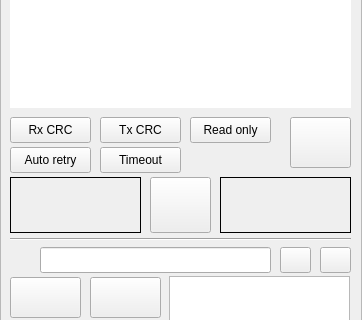
Qt form MainWindow.ui (louthrax/MSXJIO) before a commit; both pictures show x 0 to 362 and y 293 to 613 of the 362 by 698 pixel window.
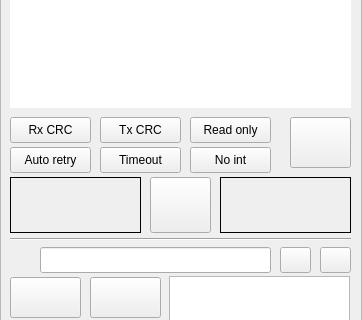
The same form after that commit. Icons and pictures are not drawn.

Diff of the .ui file:
```diff
--- a/MainWindow.ui
+++ b/MainWindow.ui
@@ -451,6 +451,22 @@
         <bool>true</bool>
        </property>
       </widget>
+      <widget class="QPushButton" name="noInt">
+       <property name="geometry">
+        <rect>
+         <x>190</x>
+         <y>440</y>
+         <width>81</width>
+         <height>26</height>
+        </rect>
+       </property>
+       <property name="text">
+        <string>No int</string>
+       </property>
+       <property name="checkable">
+        <bool>true</bool>
+       </property>
+      </widget>
      </widget>
     </item>
    </layout>
```
Left out of the diff: 16 changed lines with no effect on the pictures.
